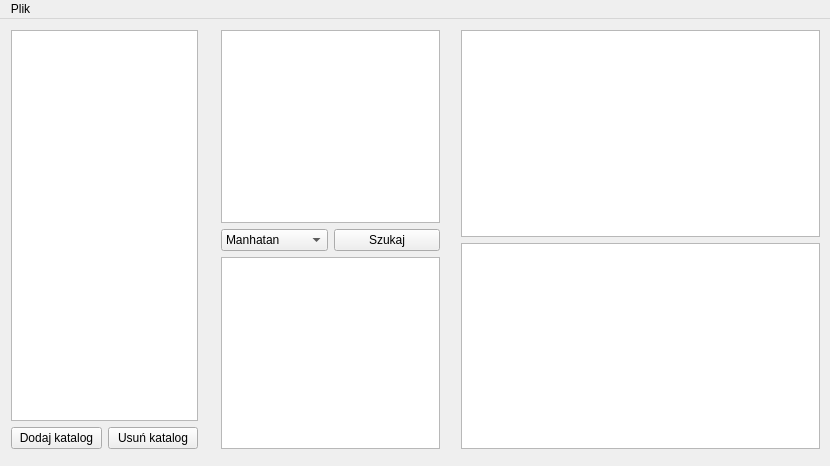
Erdk/ImageSpy, file mainwindow.ui: the form before one commit.
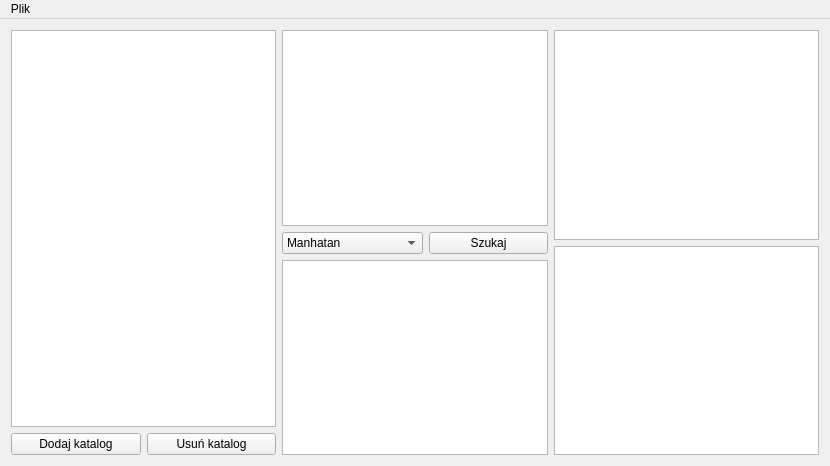
The form after the commit.

```diff
--- a/mainwindow.ui
+++ b/mainwindow.ui
@@ -15,30 +15,35 @@
   </property>
   <widget class="QWidget" name="centralWidget">
    <property name="autoFillBackground">
-    <bool>true</bool>
+    <bool>false</bool>
    </property>
-   <widget class="QWidget" name="layoutWidget">
-    <property name="geometry">
-     <rect>
-      <x>0</x>
-      <y>0</y>
-      <width>209</width>
-      <height>441</height>
-     </rect>
-    </property>
+   <layout class="QHBoxLayout" name="horizontalLayout_3">
+    <item>
     <layout class="QVBoxLayout" name="dirLists">
      <property name="sizeConstraint">
-      <enum>QLayout::SetMaximumSize</enum>
+       <enum>QLayout::SetMinimumSize</enum>
      </property>
      <item>
-      <widget class="QListWidget" name="listWidget">
+       <widget class="QListWidget" name="folderList">
+        <property name="baseSize">
+         <size>
+          <width>200</width>
+          <height>0</height>
+         </size>
+        </property>
        <property name="selectionMode">
         <enum>QAbstractItemView::MultiSelection</enum>
        </property>
+        <property name="sortingEnabled">
+         <bool>false</bool>
+        </property>
       </widget>
      </item>
      <item>
       <layout class="QHBoxLayout" name="horizontalLayout">
+        <property name="sizeConstraint">
+         <enum>QLayout::SetFixedSize</enum>
+        </property>
        <item>
         <widget class="QPushButton" name="addDir">
          <property name="text">
@@ -56,19 +61,11 @@
       </layout>
      </item>
     </layout>
-   </widget>
-   <widget class="QWidget" name="verticalLayoutWidget">
-    <property name="geometry">
-     <rect>
-      <x>210</x>
-      <y>0</y>
-      <width>241</width>
-      <height>441</height>
-     </rect>
-    </property>
+    </item>
+    <item>
     <layout class="QVBoxLayout" name="imageLists">
      <property name="sizeConstraint">
-      <enum>QLayout::SetMaximumSize</enum>
+       <enum>QLayout::SetFixedSize</enum>
      </property>
      <item>
       <widget class="QListView" name="list_pictures"/>
@@ -76,16 +73,31 @@
      <item>
       <layout class="QHBoxLayout" name="horizontalLayout_2">
        <item>
-        <widget class="QComboBox" name="comboBox">
+         <widget class="QComboBox" name="methodList">
          <item>
           <property name="text">
            <string>Manhatan</string>
           </property>
          </item>
+          <item>
+           <property name="text">
+            <string>Euklides</string>
+           </property>
+          </item>
+          <item>
+           <property name="text">
+            <string>Przekroje</string>
+           </property>
+          </item>
+          <item>
+           <property name="text">
+            <string>Korelacja wzajemna</string>
+           </property>
+          </item>
         </widget>
        </item>
        <item>
-        <widget class="QPushButton" name="pushButton">
+         <widget class="QPushButton" name="searchButton">
          <property name="text">
           <string>Szukaj</string>
          </property>
@@ -97,16 +109,8 @@
       <widget class="QListView" name="list_similar"/>
      </item>
     </layout>
-   </widget>
-   <widget class="QWidget" name="verticalLayoutWidget_2">
-    <property name="geometry">
-     <rect>
-      <x>450</x>
-      <y>0</y>
-      <width>381</width>
-      <height>441</height>
-     </rect>
-    </property>
+    </item>
+    <item>
     <layout class="QVBoxLayout" name="imagePreviews">
      <property name="sizeConstraint">
       <enum>QLayout::SetMaximumSize</enum>
@@ -118,7 +122,8 @@
       <widget class="QGraphicsView" name="similarPreview"/>
      </item>
     </layout>
-   </widget>
+    </item>
+   </layout>
   </widget>
   <widget class="QMenuBar" name="menuBar">
    <property name="geometry">
```
Lines whose indentation alone changed are shown as unchanged.
